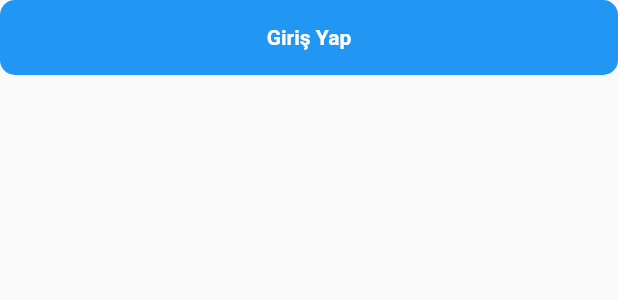
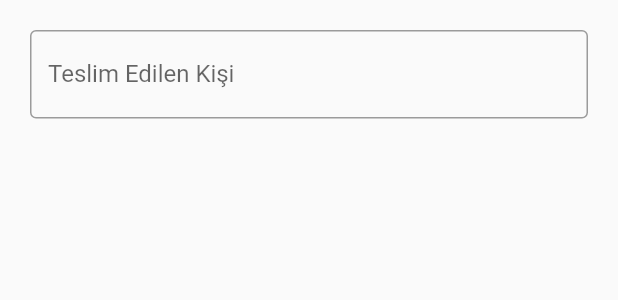
Before and after one commit to cenkgrs/Flutter-Shipment-Delivery-App, a Flutter app: the DeliveredPersonSheet widget shown alone on an empty page, opened directly, on a phone screen of 412 x 824 dp. Shown: the top 300 px of the screen. Run offline on Flutter 3.47's test engine with Material 2 defaults, Android fonts, the phone set to English and light mode, and no system bars; our stand-ins replace dropdown_button2, flutter_secure_storage, geocoding, geolocator, loading_animation_widget, shared_preferences; accounts and stored records are empty.

```diff
--- a/lib/widgets/driver/delivered_person_sheet.dart
+++ b/lib/widgets/driver/delivered_person_sheet.dart
@@ -9,35 +9,28 @@ class DeliveredPersonSheet extends StatefulWidget {
 
 class _DeliveredPersonSheetState extends State<DeliveredPersonSheet> {
   int? deliveredPerson;
-  // ...
+  TextEditingController deliveryPersonController = TextEditingController();
 
   @override
   Widget build(BuildContext context) {
-    return ConstrainedBox(
-      constraints: BoxConstraints(
-        minWidth: MediaQuery.of(context).size.width,
-        minHeight: MediaQuery.of(context).size.height / 2,
-      ),
-      child: Column(
-        children: <Widget>[
-          GestureDetector(
-            onTap: () {
-              Navigator.of(context).pop(deliveredPerson);
-            },
-            child: Container(
-              height: 50,
-              decoration: BoxDecoration(
-                  color: Theme.of(context).colorScheme.primary,
-                  borderRadius: BorderRadius.circular(10)),
-              child: const Center(
-                child: Text('Giriş Yap',
-                    style: TextStyle(
-                        fontWeight: FontWeight.bold, color: Colors.white)),
+    return Stack(children: <Widget>[
+      Padding(
+        padding: const EdgeInsets.all(10),
+        child: ListView(
+          children: <Widget>[
+            Container(
+              padding: const EdgeInsets.fromLTRB(10, 10, 10, 0),
+              child: TextFormField(
+                controller: deliveryPersonController,
+                decoration: const InputDecoration(
+                  border: OutlineInputBorder(),
+                  labelText: 'Teslim Edilen Kişi',
+                ),
               ),
             ),
-          ),
-        ],
+          ],
+        ),
       ),
-    );
+    ]);
   }
 }
```
Also changed, not shown: lib/screens/driver/delivery_screen.dart (+17 -25 lines).
